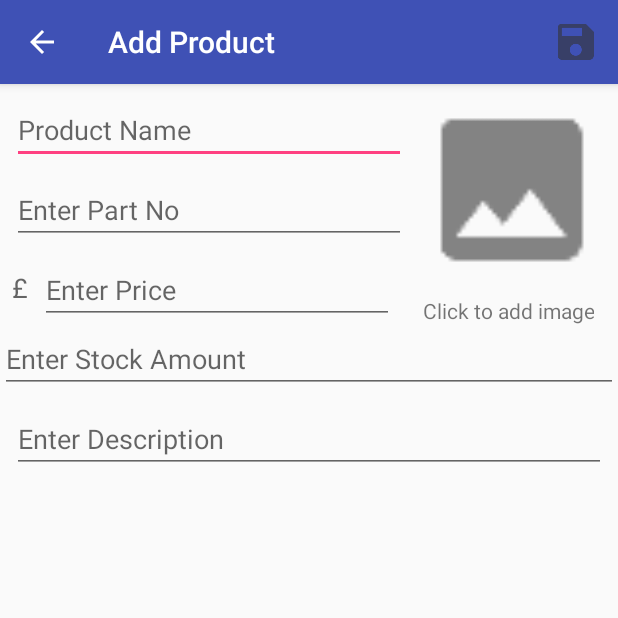
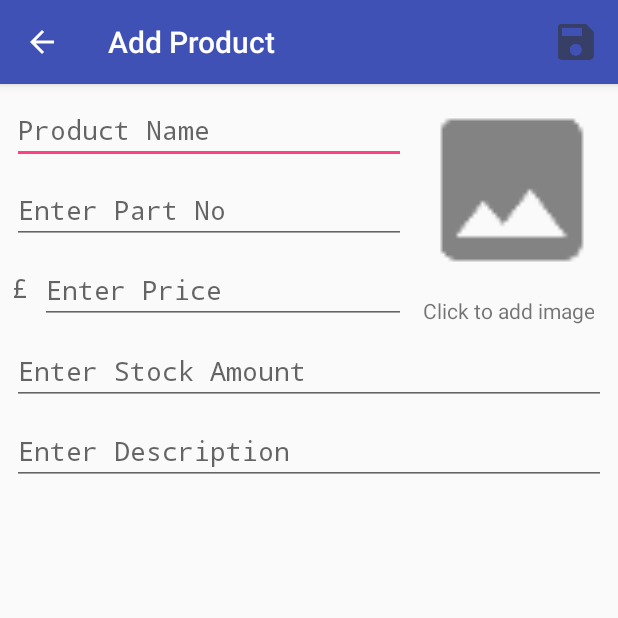
Before and after one commit to mandilee/Inventory, an Android app: the screen it shows after launch (ProductDetailsActivity), after a tap on an icon or button, on a phone screen of 412 x 824 dp, the top half of it. Run offline under Robolectric (Android 15) with nearby library versions, the phone set to English and light mode, and no system bars; 1 statement that could not run was skipped.

Commit message:
added comments & cleaned code

```diff
--- a/app/src/main/java/uk/co/mandilee/inventory/Contract.java
+++ b/app/src/main/java/uk/co/mandilee/inventory/Contract.java
@@ -7,12 +7,17 @@ import android.provider.BaseColumns;
 class Contract {
 
     public static final String CONTENT_AUTHORITY = "uk.co.mandilee.inventory";
+
     public static final String PATH_PRODUCTS = "products";
+
     private static final Uri BASE_CONTENT_URI = Uri.parse("content://" + CONTENT_AUTHORITY);
 
     public static abstract class ProductEntry implements BaseColumns {
+
+        // the table name
         public static final String PRODUCT_TABLE_NAME = "products";
 
+        // the content uri
         public static final Uri PRODUCT_CONTENT_URI = Uri.withAppendedPath(BASE_CONTENT_URI, PATH_PRODUCTS);
 
         // the columns
--- a/app/src/main/java/uk/co/mandilee/inventory/CursorRecyclerAdapter.java
+++ b/app/src/main/java/uk/co/mandilee/inventory/CursorAdapter.java
@@ -6,7 +6,8 @@ import android.support.v7.widget.RecyclerView;
 
 import uk.co.mandilee.inventory.Contract.ProductEntry;
 
-abstract class CursorRecyclerAdapter<VH extends RecyclerView.ViewHolder> extends RecyclerView.Adapter<VH> {
+abstract class CursorAdapter<VH extends RecyclerView.ViewHolder>
+        extends RecyclerView.Adapter<VH> {
 
     private final ProductListActivity mActivityContext;
     private final DataSetObserver mDataSetObserver;
@@ -14,33 +15,51 @@ abstract class CursorRecyclerAdapter<VH extends RecyclerView.ViewHolder> extends
     private boolean isDataValid;
     private int mRowColumnId;
 
-    CursorRecyclerAdapter(ProductListActivity context, Cursor c) {
+    CursorAdapter(ProductListActivity context, Cursor c) {
+        // set context, mainly for getString()
         mActivityContext = context;
+
+        // set cursor
         mCursor = c;
+
+        // check & set if data is valid
         isDataValid = mCursor != null;
+
+        // set current row id if data is valid
         mRowColumnId = isDataValid ? mCursor.getColumnIndex(ProductEntry._ID) : -1;
+
+        // set data observer to notify when data changes
         mDataSetObserver = new NotifyingDataSetObserver();
+
+        // if cursor isn't null, register the data observer
         if (mCursor != null) {
             mCursor.registerDataSetObserver(mDataSetObserver);
         }
     }
 
+    /**
+     * get the number of items
+     */
     @Override
     public int getItemCount() {
-        if (isDataValid && mCursor != null) {
-            return mCursor.getCount();
-        }
-        return 0;
+        return (isDataValid && mCursor != null)
+                ? mCursor.getCount()
+                : 0;
     }
 
+    /**
+     * get the current item id
+     */
     @Override
     public long getItemId(int position) {
-        if (isDataValid && mCursor != null && mCursor.moveToPosition(position)) {
-            return mCursor.getLong(mRowColumnId);
-        }
-        return 0;
+        return (isDataValid && mCursor != null && mCursor.moveToPosition(position))
+                ? mCursor.getLong(mRowColumnId)
+                : 0;
     }
 
+    /**
+     * set up binding view holder for recycling the views as scroll is performed
+     */
     protected abstract void onBindViewHolder(VH viewHolder, Cursor cursor);
 
     @Override
@@ -54,8 +73,11 @@ abstract class CursorRecyclerAdapter<VH extends RecyclerView.ViewHolder> extends
         onBindViewHolder(holder, mCursor);
     }
 
-    public Cursor swapCursor(Cursor newCursor) {
-        if (newCursor == mCursor) {
+    /**
+     * replace cursor in use with cursor provided, assuming it's valid and different to existing
+     */
+    public Cursor switchCursor(Cursor newCursor) {
+        if (mCursor == newCursor) {
             return null;
         }
 
@@ -83,6 +105,9 @@ abstract class CursorRecyclerAdapter<VH extends RecyclerView.ViewHolder> extends
         return existingCursor;
     }
 
+    /**
+     * quick class to notify data observer as changed
+     */
     private class NotifyingDataSetObserver extends DataSetObserver {
         @Override
         public void onChanged() {
--- a/app/src/main/java/uk/co/mandilee/inventory/ProductDetailsActivity.java
+++ b/app/src/main/java/uk/co/mandilee/inventory/ProductDetailsActivity.java
@@ -54,7 +54,7 @@ public class ProductDetailsActivity extends AppCompatActivity implements
 
     private int mCurrentStock;
 
-    private Uri mCurrentProductUri;
+    private Uri mCurrentProduct;
 
     private boolean mProductEdited = false;
 
@@ -69,15 +69,20 @@ public class ProductDetailsActivity extends AppCompatActivity implements
     @Override
     protected void onCreate(Bundle savedInstanceState) {
         super.onCreate(savedInstanceState);
+
         setContentView(R.layout.activity_product_details);
+
         Intent intent = getIntent();
-        mCurrentProductUri = intent.getData();
+        mCurrentProduct = intent.getData();
+
         initializeVariables();
-        if (mCurrentProductUri == null) {
+
+        if (mCurrentProduct == null) {
             newProductSetup();
         } else {
             existingProductSetup();
         }
+
         setupListeners();
     }
 
@@ -109,7 +114,7 @@ public class ProductDetailsActivity extends AppCompatActivity implements
         });
         mAddStockButton.setOnTouchListener(mOnTouchListener);
         mRemoveStockButton.setOnTouchListener(mOnTouchListener);
-        if (mCurrentProductUri != null) {
+        if (mCurrentProduct != null) {
             mOrderStockButton.setOnClickListener(new View.OnClickListener() {
                 @Override
                 public void onClick(View v) {
@@ -193,15 +198,16 @@ public class ProductDetailsActivity extends AppCompatActivity implements
     private void dialogUnsavedChanges(
             DialogInterface.OnClickListener discardButtonClickListener) {
         AlertDialog.Builder dialog = new AlertDialog.Builder(this);
-        dialog.setMessage(R.string.dialog_unsaved_changes);
-        dialog.setPositiveButton(R.string.dialog_option_discard, discardButtonClickListener);
-        dialog.setNegativeButton(R.string.dialog_option_keep_editing, new DialogInterface.OnClickListener() {
+        dialog.setMessage(R.string.dialog_unsaved_changes)
+                .setPositiveButton(R.string.dialog_option_discard, discardButtonClickListener)
+                .setNegativeButton(R.string.dialog_option_keep_editing, new DialogInterface.OnClickListener() {
                     public void onClick(DialogInterface dialog, int id) {
                         if (dialog != null) {
                             dialog.dismiss();
                         }
                     }
                 });
+
         AlertDialog alertDialog = dialog.create();
         alertDialog.show();
     }
@@ -216,7 +222,7 @@ public class ProductDetailsActivity extends AppCompatActivity implements
     public boolean onPrepareOptionsMenu(Menu menu) {
         super.onPrepareOptionsMenu(menu);
         // no need to delete on new products
-        if (mCurrentProductUri == null) {
+        if (mCurrentProduct == null) {
             MenuItem menuItem = menu.findItem(R.id.action_delete_product);
             menuItem.setVisible(false);
         }
@@ -231,9 +237,11 @@ public class ProductDetailsActivity extends AppCompatActivity implements
                     finish();
                 }
                 return true;
+
             case R.id.action_delete_product:
                 showDeleteConfirmationDialog();
                 return true;
+
             case android.R.id.home:
                 if (!mProductEdited) {
                     NavUtils.navigateUpFromSameTask(ProductDetailsActivity.this);
@@ -255,10 +263,13 @@ public class ProductDetailsActivity extends AppCompatActivity implements
     private void orderMore() {
         String mailBody = "We need a new order of " + mNameEditText.getText().toString().trim()
                 + "\nPart No: " + mPartNoEditText.getText().toString().trim();
+
         Intent i = new Intent(Intent.ACTION_SENDTO);
+
         i.setData(Uri.parse("mailto:order@fictional_supplier.co.uk"));
         i.putExtra(Intent.EXTRA_SUBJECT, "Stock Order");
         i.putExtra(Intent.EXTRA_TEXT, mailBody);
+
         if (i.resolveActivity(getPackageManager()) != null) {
             startActivity(i);
         }
@@ -270,27 +281,34 @@ public class ProductDetailsActivity extends AppCompatActivity implements
                 partNoString = mPartNoEditText.getText().toString().trim(),
                 descriptionString = mDescriptionEditText.getText().toString().trim(),
                 stockString = mStockEditText.getText().toString();
-        if (mCurrentProductUri == null &&
+
+        if (mCurrentProduct == null &&
                 nameString.isEmpty() && priceString.isEmpty() && stockString.isEmpty() &&
                 partNoString.isEmpty() && descriptionString.isEmpty() &&
                 imageUri == null) {
             return true; // nothing changed, nothing to save
+
         } else if (nameString.isEmpty()) {
             mNameEditText.setError(getString(R.string.required_product_name));
             return false; // name required!
+
         } else if (partNoString.isEmpty()) {
             mPartNoEditText.setError(getString(R.string.required_product_part_no));
             return false; // part no required!
+
         } else if (priceString.isEmpty()) {
             mPriceEditText.setError(getString(R.string.required_product_price));
             return false; // price required!
+
         } else if (stockString.isEmpty()) {
             mStockEditText.setError(getString(R.string.required_product_stock));
             return false; // stock required!
+
         } else if (imageUri == null) {
             showToast(R.string.required_product_image);
             return false; // image required!
         }
+
         ContentValues values = new ContentValues();
         values.put(ProductEntry.COLUMN_PRODUCT_NAME, nameString);
         values.put(ProductEntry.COLUMN_PRODUCT_PART_NO, partNoString);
@@ -298,15 +316,17 @@ public class ProductDetailsActivity extends AppCompatActivity implements
         values.put(ProductEntry.COLUMN_PRODUCT_STOCK, stockString);
         values.put(ProductEntry.COLUMN_PRODUCT_DESCRIPTION, descriptionString);
         values.put(ProductEntry.COLUMN_PRODUCT_PICTURE, imageUri.toString());
-        if (mCurrentProductUri == null) {
+
+        if (mCurrentProduct == null) {
             Uri newUri = getContentResolver().insert(ProductEntry.PRODUCT_CONTENT_URI, values);
             if (newUri == null) {
                 showToast(R.string.error_saving);
             } else {
                 showToast(R.string.save_successful);
             }
+
         } else {
-            int rowsAffected = getContentResolver().update(mCurrentProductUri, values, null, null);
+            int rowsAffected = getContentResolver().update(mCurrentProduct, values, null, null);
             if (rowsAffected == 0) {
                 showToast(R.string.error_saving);
             } else {
@@ -334,14 +354,14 @@ public class ProductDetailsActivity extends AppCompatActivity implements
                         }
                     }
                 });
-        // Create and show the AlertDialog
+
         AlertDialog alertDialog = dialog.create();
         alertDialog.show();
     }
 
     private void deleteProduct() {
-        if (mCurrentProductUri != null) {
-            if (getContentResolver().delete(mCurrentProductUri, null, null) == 0) {
+        if (mCurrentProduct != null) {
+            if (getContentResolver().delete(mCurrentProduct, null, null) == 0) {
                 showToast(R.string.delete_failed);
             } else {
                 showToast(R.string.delete_success);
@@ -359,9 +379,10 @@ public class ProductDetailsActivity extends AppCompatActivity implements
                 ProductEntry.COLUMN_PRODUCT_STOCK,
                 ProductEntry.COLUMN_PRODUCT_PICTURE,
                 ProductEntry.COLUMN_PRODUCT_DESCRIPTION,
-                ProductEntry.COLUMN_PRODUCT_PART_NO};
+                ProductEntry.COLUMN_PRODUCT_PART_NO
+        };
         return new CursorLoader(this,
-                mCurrentProductUri,
+                mCurrentProduct,
                 projection,
                 null,
                 null,
--- a/app/src/main/java/uk/co/mandilee/inventory/ProductListActivity.java
+++ b/app/src/main/java/uk/co/mandilee/inventory/ProductListActivity.java
@@ -75,7 +75,8 @@ public class ProductListActivity extends AppCompatActivity implements
                 ProductEntry.COLUMN_PRODUCT_PRICE,
                 ProductEntry.COLUMN_PRODUCT_STOCK,
                 ProductEntry.COLUMN_PRODUCT_DESCRIPTION,
-                ProductEntry.COLUMN_PRODUCT_PICTURE};
+                ProductEntry.COLUMN_PRODUCT_PICTURE
+        };
 
         return new CursorLoader(this,
                 ProductEntry.PRODUCT_CONTENT_URI,
@@ -92,11 +93,11 @@ public class ProductListActivity extends AppCompatActivity implements
         } else {
             emptyView.setVisibility(View.GONE);
         }
-        mCursorAdapter.swapCursor(data);
+        mCursorAdapter.switchCursor(data);
     }
 
     @Override
     public void onLoaderReset(Loader<Cursor> loader) {
-        mCursorAdapter.swapCursor(null);
+        mCursorAdapter.switchCursor(null);
     }
 }
--- a/app/src/main/res/layout/activity_product_details.xml
+++ b/app/src/main/res/layout/activity_product_details.xml
@@ -24,6 +24,7 @@
         android:layout_width="wrap_content"
         android:layout_height="wrap_content"
         android:layout_margin="@dimen/eight_dp"
+        android:inputType="text"
         android:text="@string/click_to_add_image"
         android:textAlignment="center"
         app:layout_constraintHorizontal_bias="1.0"
@@ -36,88 +37,93 @@
         android:layout_width="@dimen/zero_dp"
         android:layout_height="wrap_content"
         android:layout_margin="@dimen/eight_dp"
+        android:fontFamily="monospace"
         android:hint="@string/hint_product_name"
         android:inputType="textCapWords"
         app:layout_constraintLeft_toLeftOf="parent"
         app:layout_constraintRight_toLeftOf="@+id/product_picture"
-        app:layout_constraintTop_toTopOf="parent"/>N
+        app:layout_constraintTop_toTopOf="parent"/>
+
+    <EditText
+        android:id="@+id/edit_product_part_no"
+        android:layout_width="@dimen/zero_dp"
+        android:layout_height="wrap_content"
+        android:layout_margin="@dimen/eight_dp"
+        android:fontFamily="monospace"
+        android:hint="@string/hint_part_no"
+        android:inputType="textCapCharacters"
+        app:layout_constraintLeft_toLeftOf="parent"
+        app:layout_constraintRight_toLeftOf="@+id/product_picture"
+        app:layout_constraintTop_toBottomOf="@id/edit_product_name"/>
 
     <TextView
         android:id="@+id/currency_text_view"
         android:layout_width="wrap_content"
         android:layout_height="wrap_content"
         android:layout_margin="@dimen/eight_dp"
+        android:fontFamily="monospace"
         android:text="@string/currency"
         android:textAppearance="@style/TextAppearance.AppCompat.Medium"
         app:layout_constraintBottom_toBottomOf="@+id/edit_product_price"
         app:layout_constraintLeft_toLeftOf="parent"
         app:layout_constraintTop_toTopOf="@+id/edit_product_price"
-        app:layout_constraintVertical_bias="0.2"/>N
+        app:layout_constraintVertical_bias="0.2"/>
 
     <EditText
         android:id="@+id/edit_product_price"
         android:layout_width="@dimen/zero_dp"
         android:layout_height="wrap_content"
         android:layout_margin="@dimen/eight_dp"
+        android:fontFamily="monospace"
         android:hint="@string/hint_product_price"
         android:inputType="numberDecimal"
         app:layout_constraintLeft_toRightOf="@+id/currency_text_view"
-        app:layout_constraintRight_toRightOf="@+id/edit_product_part_no"
-        app:layout_constraintTop_toBottomOf="@+id/edit_product_part_no"/>N
+        app:layout_constraintRight_toLeftOf="@+id/product_picture"
+        app:layout_constraintTop_toBottomOf="@+id/edit_product_part_no"/>
 
     <EditText
         android:id="@+id/edit_product_stock"
         android:layout_width="@dimen/zero_dp"
         android:layout_height="wrap_content"
-        android:layout_margin="@dimen/zero_dp"
+        android:layout_margin="@dimen/eight_dp"
+        android:fontFamily="monospace"
         android:hint="@string/hint_product_stock"
         android:inputType="number"
         app:layout_constraintLeft_toLeftOf="parent"
         app:layout_constraintRight_toRightOf="parent"
-        app:layout_constraintTop_toBottomOf="@+id/textView"/>N
+        app:layout_constraintTop_toBottomOf="@+id/textView"/>
 
     <EditText
         android:id="@+id/edit_product_description"
         android:layout_width="@dimen/zero_dp"
         android:layout_height="wrap_content"
         android:layout_margin="@dimen/eight_dp"
+        android:fontFamily="monospace"
         android:gravity="top"
         android:hint="@string/hint_product_description"
         android:inputType="text"
-        android:lines="3"
         app:layout_constraintLeft_toLeftOf="parent"
         app:layout_constraintRight_toRightOf="parent"
-        app:layout_constraintTop_toBottomOf="@+id/edit_product_stock"/>N
-
-    <EditText
-        android:id="@+id/edit_product_part_no"
-        android:layout_width="@dimen/zero_dp"
-        android:layout_height="wrap_content"
-        android:layout_margin="@dimen/eight_dp"
-        android:hint="@string/hint_part_no"
-        android:inputType="textCapCharacters"
-        app:layout_constraintLeft_toLeftOf="parent"
-        app:layout_constraintRight_toLeftOf="@+id/product_picture"
-        app:layout_constraintTop_toBottomOf="@id/edit_product_name"/>N
+        app:layout_constraintTop_toBottomOf="@+id/edit_product_stock"/>
 
     <ImageButton
         android:id="@+id/remove_stock_button"
         android:layout_width="@dimen/zero_dp"
         android:layout_height="@dimen/button_size"
         android:layout_margin="@dimen/eight_dp"
-        android:background="@color/colorAccent"
         android:contentDescription="@string/decrement_stock"
         android:src="@drawable/minus_one"
         app:layout_constraintBottom_toTopOf="@+id/order_stock_button"
         app:layout_constraintHorizontal_bias="1.0"
         app:layout_constraintLeft_toLeftOf="@+id/order_stock_button"
-        app:layout_constraintRight_toLeftOf="@+id/adjust_stock"/>N
+        app:layout_constraintRight_toLeftOf="@+id/adjust_stock"/>
 
     <TextView
         android:id="@+id/adjust_stock"
         android:layout_width="wrap_content"
         android:layout_height="wrap_content"
         android:layout_margin="@dimen/eight_dp"
+        android:fontFamily="monospace"
         android:gravity="center"
         android:text="@string/adjust_stock"
         android:textAlignment="center"
@@ -125,20 +131,19 @@
         app:layout_constraintBottom_toBottomOf="@+id/add_stock_button"
         app:layout_constraintLeft_toRightOf="@+id/remove_stock_button"
         app:layout_constraintRight_toLeftOf="@+id/add_stock_button"
-        app:layout_constraintTop_toTopOf="@+id/add_stock_button"/>N
+        app:layout_constraintTop_toTopOf="@+id/add_stock_button"/>
 
     <ImageButton
         android:id="@+id/add_stock_button"
         android:layout_width="@dimen/zero_dp"
         android:layout_height="@dimen/button_size"
         android:layout_margin="@dimen/eight_dp"
-        android:background="@color/colorAccent"
         android:contentDescription="@string/increment_stock"
         android:src="@drawable/plus_one"
         app:layout_constraintBottom_toTopOf="@+id/order_stock_button"
         app:layout_constraintHorizontal_bias="0.0"
         app:layout_constraintLeft_toRightOf="@+id/adjust_stock"
-        app:layout_constraintRight_toRightOf="@+id/order_stock_button"/>N
+        app:layout_constraintRight_toRightOf="@+id/order_stock_button"/>
 
     <Button
         android:id="@+id/order_stock_button"
```
Also changed, not shown: app/src/main/java/uk/co/mandilee/inventory/DbHelper.java (+7 -0 lines), app/src/main/java/uk/co/mandilee/inventory/ProductCursorAdapter.java (+8 -8 lines), app/src/main/java/uk/co/mandilee/inventory/Provider.java (+61 -39 lines). Lines whose indentation alone changed are shown as unchanged.
